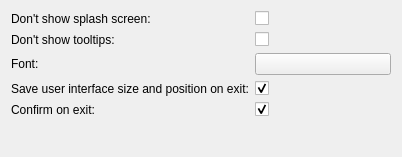
The window that Base/QTGUI/Resources/UI/qSlicerSettingsPanel.ui (gezidan/Slicer) describes before a commit, drawn with Qt 5.
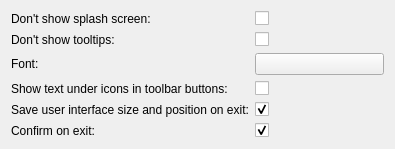
The same window after the commit. Custom widgets are drawn as their Qt base class.

Commit message: ENH: Add ability to display text under icons in toolbar toolbuttons

The edit to the form file:
```diff
--- a/Base/QTGUI/Resources/UI/qSlicerSettingsPanel.ui
+++ b/Base/QTGUI/Resources/UI/qSlicerSettingsPanel.ui
@@ -6,8 +6,8 @@
    <rect>
     <x>0</x>
     <y>0</y>
-    <width>402</width>
-    <height>157</height>
+    <width>395</width>
+    <height>148</height>
    </rect>
   </property>
   <property name="windowTitle">
@@ -52,7 +52,7 @@
    <item row="4" column="1">
     <widget class="ctkFontButton" name="FontButton"/>
    </item>
-   <item row="5" column="1">
+   <item row="6" column="1">
     <widget class="QCheckBox" name="RestoreUICheckBox">
      <property name="text">
       <string/>
@@ -62,21 +62,21 @@
      </property>
     </widget>
    </item>
-   <item row="5" column="0">
+   <item row="6" column="0">
     <widget class="QLabel" name="RestoreUILabel">
      <property name="text">
       <string>Save user interface size and position on exit:</string>
      </property>
     </widget>
    </item>
-   <item row="6" column="0">
+   <item row="7" column="0">
     <widget class="QLabel" name="ConfirmExitLabel">
      <property name="text">
       <string>Confirm on exit:</string>
      </property>
     </widget>
    </item>
-   <item row="6" column="1">
+   <item row="7" column="1">
     <widget class="QCheckBox" name="ConfirmExitCheckBox">
      <property name="text">
       <string/>
@@ -86,6 +86,20 @@
      </property>
     </widget>
    </item>
+   <item row="5" column="0">
+    <widget class="QLabel" name="ShowToolButtonTextLabel">
+     <property name="text">
+      <string>Show text under icons in toolbar buttons:</string>
+     </property>
+    </widget>
+   </item>
+   <item row="5" column="1">
+    <widget class="QCheckBox" name="ShowToolButtonTextCheckBox">
+     <property name="text">
+      <string/>
+     </property>
+    </widget>
+   </item>
   </layout>
  </widget>
  <customwidgets>
```
The commit also changes 2 other files.
